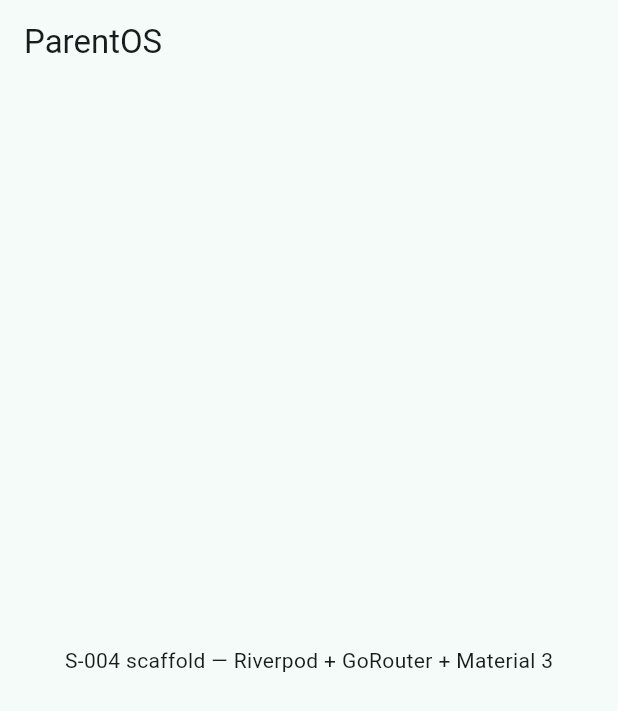
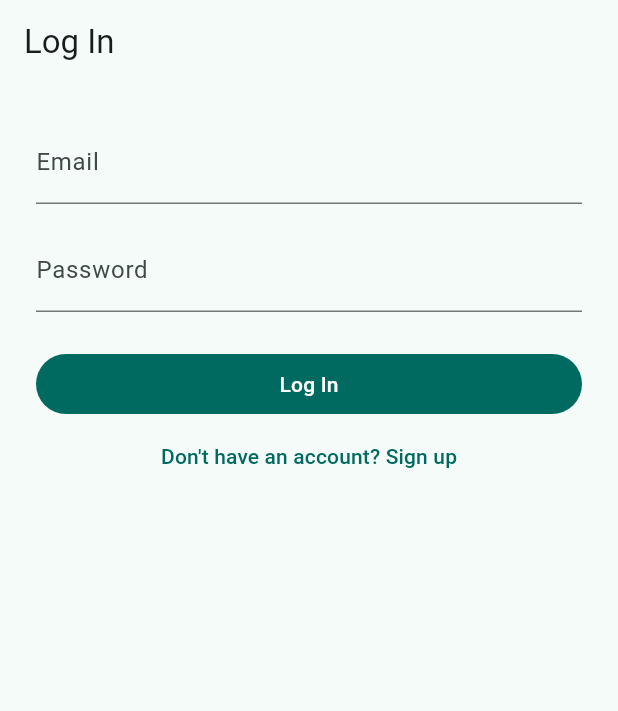
Before and after one commit to divangreen/ParentOS, a Flutter app: the screen it shows after launch, on a phone screen of 412 x 824 dp. Shown: the top 711 px of the screen. Run offline on Flutter 3.47's test engine with Material 3 defaults, Android fonts, the phone set to English and light mode, and no system bars; our stand-ins replace flutter_riverpod, flutter_secure_storage, go_router.

Commit message:
Implement Flutter auth flow: client, screens, state, redirect guard (A-006-A-010)
- Replace supabase_flutter with a plain http client against ParentOS's own
  backend /v1/auth/* endpoints -- the architecture routes mobile through the
  backend (which proxies Supabase server-side), not direct-to-Supabase
- lib/services/auth_api.dart: typed signup/login/refresh/logout client
- lib/services/token_storage.dart: flutter_secure_storage wrapper (SEC-004)
- lib/providers/auth_provider.dart: Riverpod Notifier-based auth state
  (Riverpod 3.x removed StateNotifier from the core package)
- lib/router.dart: redirect guard gating authenticated routes, with an
  AuthInitial carve-out to avoid a login-screen flash during session restore
- lib/screens/{signup,login}_screen.dart, logout wired on Home's AppBar

Live-verified the full AuthApi client (signup/login/refresh/logout/401
handling) against the deployed Render backend. flutter analyze clean,
flutter test passes (redirect-guard widget test with an in-memory secure
storage fake). Removing supabase_flutter also fixed the earlier WASM
build-compatibility warning.

```diff
--- /dev/null
+++ b/apps/mobile/lib/config.dart
@@ -0,0 +1,6 @@
+/// Backend API base URL. Override at build/run time with:
+///   flutter run --dart-define=API_BASE_URL=http://localhost:8000/v1
+const String apiBaseUrl = String.fromEnvironment(
+  'API_BASE_URL',
+  defaultValue: 'https://parentos-backend.onrender.com/v1',
+);
--- a/apps/mobile/lib/router.dart
+++ b/apps/mobile/lib/router.dart
@@ -1,16 +1,34 @@
 import 'package:flutter_riverpod/flutter_riverpod.dart';
 import 'package:go_router/go_router.dart';
 
+import 'providers/auth_provider.dart';
 import 'screens/home_screen.dart';
+import 'screens/login_screen.dart';
+import 'screens/signup_screen.dart';
 
 final routerProvider = Provider<GoRouter>((ref) {
+  final authState = ref.watch(authControllerProvider);
+
   return GoRouter(
     initialLocation: '/',
     routes: [
-      GoRoute(
-        path: '/',
-        builder: (context, state) => const HomeScreen(),
-      ),
+      GoRoute(path: '/', builder: (context, state) => const HomeScreen()),
+      GoRoute(path: '/login', builder: (context, state) => const LoginScreen()),
+      GoRoute(path: '/signup', builder: (context, state) => const SignUpScreen()),
     ],
+    redirect: (context, state) {
+      // Still restoring a persisted session -- don't redirect yet, avoids a login flash.
+      if (authState is AuthInitial) return null;
+
+      final isAuthRoute = state.matchedLocation == '/login' || state.matchedLocation == '/signup';
+
+      if (authState is AuthAuthenticated && isAuthRoute) {
+        return '/';
+      }
+      if (authState is! AuthAuthenticated && !isAuthRoute) {
+        return '/login';
+      }
+      return null;
+    },
   );
 });
--- a/apps/mobile/lib/screens/home_screen.dart
+++ b/apps/mobile/lib/screens/home_screen.dart
@@ -1,14 +1,34 @@
 import 'package:flutter/material.dart';
+import 'package:flutter_riverpod/flutter_riverpod.dart';
 
-class HomeScreen extends StatelessWidget {
+import '../providers/auth_provider.dart';
+
+class HomeScreen extends ConsumerWidget {
   const HomeScreen({super.key});
 
   @override
-  Widget build(BuildContext context) {
+  Widget build(BuildContext context, WidgetRef ref) {
+    final authState = ref.watch(authControllerProvider);
+
+    if (authState is AuthInitial) {
+      return const Scaffold(body: Center(child: CircularProgressIndicator()));
+    }
+
+    final userId = authState is AuthAuthenticated ? authState.userId : null;
+
     return Scaffold(
-      appBar: AppBar(title: const Text('ParentOS')),
-      body: const Center(
-        child: Text('S-004 scaffold — Riverpod + GoRouter + Material 3'),
+      appBar: AppBar(
+        title: const Text('ParentOS'),
+        actions: [
+          IconButton(
+            icon: const Icon(Icons.logout),
+            tooltip: 'Log out',
+            onPressed: () => ref.read(authControllerProvider.notifier).logout(),
+          ),
+        ],
+      ),
+      body: Center(
+        child: Text(userId == null ? 'Not signed in' : 'Signed in as $userId'),
       ),
     );
   }
--- /dev/null
+++ b/apps/mobile/lib/screens/login_screen.dart
@@ -0,0 +1,93 @@
+import 'package:flutter/material.dart';
+import 'package:flutter_riverpod/flutter_riverpod.dart';
+import 'package:go_router/go_router.dart';
+
+import '../providers/auth_provider.dart';
+
+class LoginScreen extends ConsumerStatefulWidget {
+  const LoginScreen({super.key});
+
+  @override
+  ConsumerState<LoginScreen> createState() => _LoginScreenState();
+}
+
+class _LoginScreenState extends ConsumerState<LoginScreen> {
+  final _formKey = GlobalKey<FormState>();
+  final _emailController = TextEditingController();
+  final _passwordController = TextEditingController();
+
+  @override
+  void dispose() {
+    _emailController.dispose();
+    _passwordController.dispose();
+    super.dispose();
+  }
+
+  void _submit() {
+    if (!_formKey.currentState!.validate()) return;
+    ref.read(authControllerProvider.notifier).login(
+          email: _emailController.text.trim(),
+          password: _passwordController.text,
+        );
+  }
+
+  @override
+  Widget build(BuildContext context) {
+    final authState = ref.watch(authControllerProvider);
+    final isLoading = authState is AuthLoading;
+    final error = authState is AuthUnauthenticated ? authState.error : null;
+
+    return Scaffold(
+      appBar: AppBar(title: const Text('Log In')),
+      body: Padding(
+        padding: const EdgeInsets.all(24),
+        child: Form(
+          key: _formKey,
+          child: Column(
+            crossAxisAlignment: CrossAxisAlignment.stretch,
+            children: [
+              TextFormField(
+                controller: _emailController,
+                keyboardType: TextInputType.emailAddress,
+                decoration: const InputDecoration(labelText: 'Email'),
+                validator: (value) {
+                  if (value == null || !value.contains('@')) {
+                    return 'Enter a valid email';
+                  }
+                  return null;
+                },
+              ),
+              const SizedBox(height: 16),
+              TextFormField(
+                controller: _passwordController,
+                obscureText: true,
+                decoration: const InputDecoration(labelText: 'Password'),
+                validator: (value) {
+                  if (value == null || value.isEmpty) {
+                    return 'Enter your password';
+                  }
+                  return null;
+                },
+              ),
+              if (error != null) ...[
+                const SizedBox(height: 16),
+                Text(error, style: TextStyle(color: Theme.of(context).colorScheme.error)),
+              ],
+              const SizedBox(height: 24),
+              FilledButton(
+                onPressed: isLoading ? null : _submit,
+                child: isLoading
+                    ? const SizedBox(height: 20, width: 20, child: CircularProgressIndicator(strokeWidth: 2))
+                    : const Text('Log In'),
+              ),
+              TextButton(
+                onPressed: () => context.go('/signup'),
+                child: const Text("Don't have an account? Sign up"),
+              ),
+            ],
+          ),
+        ),
+      ),
+    );
+  }
+}
--- a/apps/mobile/pubspec.yaml
+++ b/apps/mobile/pubspec.yaml
@@ -37,8 +37,7 @@ dependencies:
   flutter_riverpod: ^3.3.2
   go_router: ^17.3.0
   flutter_secure_storage: ^10.3.1
-  supabase_flutter: ^2.15.0
-
+  http: ^1.6.0
 dev_dependencies:
   flutter_test:
     sdk: flutter
@@ -49,6 +48,7 @@ dev_dependencies:
   # package. See that file for information about deactivating specific lint
   # rules and activating additional ones.
   flutter_lints: ^6.0.0
+  flutter_secure_storage_platform_interface: ^2.0.1
 
 # For information on the generic Dart part of this file, see the
 # following page: https://dart.dev/tools/pub/pubspec
```
Also changed, not shown: apps/mobile/lib/providers/auth_provider.dart (added, +98 -0 lines), apps/mobile/lib/screens/signup_screen.dart (added, +93 -0 lines), apps/mobile/lib/services/auth_api.dart (added, +107 -0 lines), apps/mobile/lib/services/token_storage.dart (added, +40 -0 lines), apps/mobile/pubspec.lock, 8 other files.
